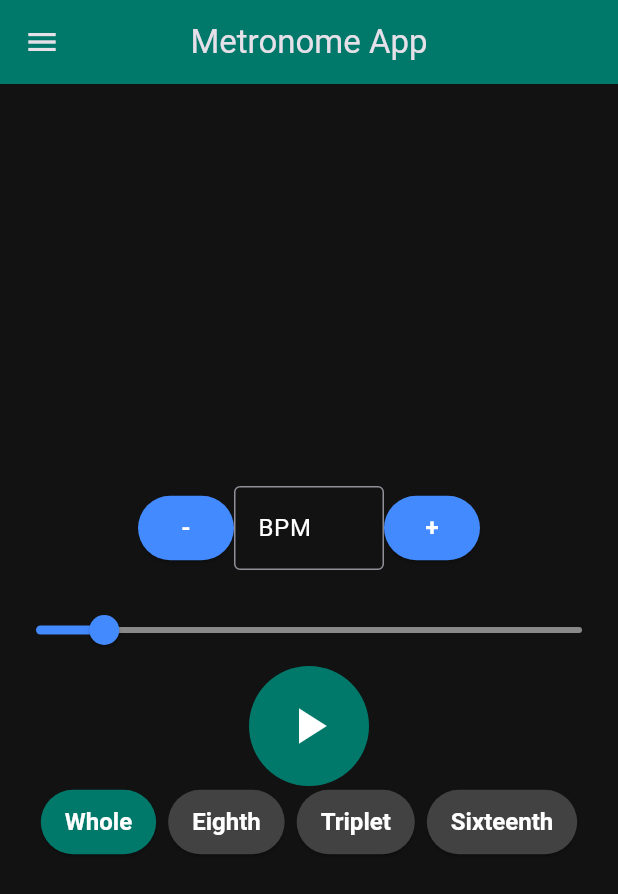
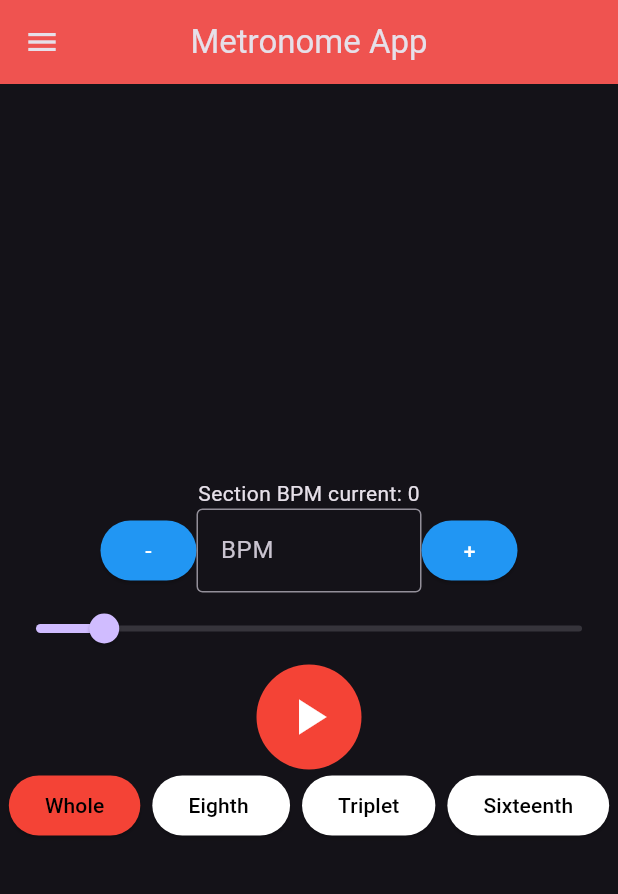
Before and after one commit to AdnanKhaleeli/MetronomeAPP, a Flutter app: the screen it shows after launch, on a phone screen of 412 x 824 dp. Shown: the top 894 px of the screen. Run offline on Flutter 3.47's test engine with Material 3 defaults, Android fonts, the phone set to English and light mode, and no system bars; our stand-ins replace audioplayers; missing offline and left inert: mongo_dart.

Commit message:
Fixed again

```diff
--- a/lib/main.dart
+++ b/lib/main.dart
@@ -43,13 +43,10 @@ class MyApp extends StatelessWidget {
         ),
         elevatedButtonTheme: ElevatedButtonThemeData(
           style: ElevatedButton.styleFrom(
-            backgroundColor: Colors.blueAccent,
+            backgroundColor: Colors.blue,
             foregroundColor: Colors.white,
-            padding: EdgeInsets.symmetric(horizontal: 16.0, vertical: 12.0),
-            textStyle: TextStyle(fontSize: 16, fontWeight: FontWeight.bold),
           ),
         ),
-        scaffoldBackgroundColor: Color(0xFF121212), // Dark background
       ),
       debugShowCheckedModeBanner: false,
     );
@@ -67,6 +64,7 @@ class MetronomeApp extends StatefulWidget {
 class _MetronomeAppState extends State<MetronomeApp> {
   double _bpm = 60;
   final player = AudioPlayer();
+
   Timer? _timer;
   bool playing = false;
   int currentSubdivisions = 1;
@@ -126,8 +124,6 @@ class _MetronomeAppState extends State<MetronomeApp> {
   }
 
   void startMetronome(int subdivisions) {
-    if (playing) return; // Avoid starting if already playing
-
     final double oneBeat = 60 / _bpm;
     final double tickDuration =
         (subdivisions == 1) ? oneBeat : oneBeat / subdivisions;
@@ -152,9 +148,8 @@ class _MetronomeAppState extends State<MetronomeApp> {
     });
   }
 
+  // Stops the metronome
   void stopMetronome() {
-    if (!playing) return; // Avoid stopping if not playing
-
     _timer?.cancel();
     player.stop();
     tickCount = 0;
@@ -172,13 +167,43 @@ class _MetronomeAppState extends State<MetronomeApp> {
     super.dispose();
   }
 
+  void handleSwipe(DragEndDetails details) {
+    if (details.velocity.pixelsPerSecond.dx > 0) {
+      // Swipe to the left, go to the previous section
+      if (_currentSectionIndex > 0) {
+        _pageController.previousPage(
+          duration: Duration(milliseconds: 300),
+          curve: Curves.ease,
+        );
+        setState(() {
+          _currentSectionIndex--;
+          selectedSection = selectedPiece!.sections[_currentSectionIndex];
+          fetchBpmForSection(selectedSection!);
+        });
+      }
+    } else if (details.velocity.pixelsPerSecond.dx < 0) {
+      // Swipe to the right, go to the next section
+      if (_currentSectionIndex < selectedPiece!.sections.length - 1) {
+        _pageController.nextPage(
+          duration: Duration(milliseconds: 300),
+          curve: Curves.ease,
+        );
+        setState(() {
+          _currentSectionIndex++;
+          selectedSection = selectedPiece!.sections[_currentSectionIndex];
+          fetchBpmForSection(selectedSection!);
+        });
+      }
+    }
+  }
+
   @override
   Widget build(BuildContext context) {
     return Scaffold(
       appBar: AppBar(
         title: const Text('Metronome App'),
         centerTitle: true,
-        backgroundColor: Colors.teal[700],
+        backgroundColor: Colors.red[400],
       ),
       drawer: CustomDrawer(
         stopMetronome: stopMetronome,
@@ -188,15 +213,13 @@ class _MetronomeAppState extends State<MetronomeApp> {
         onTap: () {
           FocusScope.of(context).unfocus();
         },
+        onHorizontalDragEnd: handleSwipe,
         behavior: HitTestBehavior.translucent,
         child: Column(
           mainAxisAlignment: MainAxisAlignment.center,
           children: [
-            // Top centered section with Music Piece and Section
             if (widget.user is Student)
-              Padding(
-                padding: const EdgeInsets.symmetric(vertical: 16.0),
-                child: DropdownButton<Piece>(
+              DropdownButton<Piece>(
                 value: selectedPiece,
                 hint: Text('Select a Piece'),
                 items: pieces.map((Piece piece) {
@@ -211,9 +234,6 @@ class _MetronomeAppState extends State<MetronomeApp> {
                     fetchSections(newValue!);
                   });
                 },
-                  style: TextStyle(color: Colors.white),
-                  dropdownColor: Colors.teal[800],
-                ),
               ),
             if (selectedPiece != null && selectedPiece!.sections.isNotEmpty)
               Container(
@@ -243,21 +263,49 @@ class _MetronomeAppState extends State<MetronomeApp> {
                 ),
               ),
             if (goalBpm != null)
-              Padding(
-                padding: const EdgeInsets.all(8.0),
-                child: Text(
+              Text(
                 'Goal BPM: $goalBpm',
                 style: TextStyle(
-                    fontSize: 22,
+                  fontSize: 20,
                   fontWeight: FontWeight.bold,
                   color: Colors.white,
                 ),
               ),
+            if (widget.user is Student && selectedPiece != null)
+              Container(
+                margin: EdgeInsets.all(16.0),
+                child: Center(
+                  child: Row(
+                      mainAxisAlignment: MainAxisAlignment.center,
+                      children: <Widget>[
+                        ElevatedButton(
+                            onPressed: () async {
+                              // _currentSectionIndex
+                              // Student ID
+                              await DatabaseHelper().updateStudentBPM(
+                                  'N/A',
+                                  widget.user!.userId,
+                                  selectedPiece!.pieceId,
+                                  _currentSectionIndex);
+                            },
+                            child: Text('N/A')),
+                        ElevatedButton(
+                            onPressed: () async {
+                              // _currentSectionIndex
+                              // Student ID
+                              await DatabaseHelper().updateStudentBPM(
+                                  _bpm,
+                                  widget.user!.userId,
+                                  selectedPiece!.pieceId,
+                                  _currentSectionIndex);
+                            },
+                            child: Text('Confirm BPM')),
+                      ]),
                 ),
-            // BPM Controls
-            Padding(
-              padding: const EdgeInsets.all(16.0),
-              child: Row(
+              ),
+            if (_currentSectionBpm is int)
+              Text('Section BPM current: $_currentSectionBpm'),
+            Row(
               mainAxisAlignment: MainAxisAlignment.center,
               children: [
                 ElevatedButton(
@@ -274,16 +322,14 @@ class _MetronomeAppState extends State<MetronomeApp> {
                   child: Text("-"),
                 ),
                 SizedBox(
-                    width: 100,
+                  width: 150,
                   child: TextField(
                     controller: _controller,
                     keyboardType: TextInputType.number,
                     decoration: InputDecoration(
                       border: OutlineInputBorder(),
                       labelText: 'BPM',
-                        labelStyle: TextStyle(color: Colors.white),
                     ),
-                      style: TextStyle(color: Colors.white),
                     inputFormatters: [
                       LengthLimitingTextInputFormatter(3),
                       FilteringTextInputFormatter.digitsOnly,
@@ -317,13 +363,10 @@ class _MetronomeAppState extends State<MetronomeApp> {
                 ),
               ],
             ),
-            ),
             Slider(
               min: 40,
               max: 200,
               value: _bpm,
-              activeColor: Colors.blueAccent,
-              inactiveColor: Colors.white.withOpacity(0.5),
               onChanged: (newBPM) {
                 setState(() {
                   _bpm = newBPM;
@@ -333,7 +376,6 @@ class _MetronomeAppState extends State<MetronomeApp> {
                 });
               },
             ),
-            // Metronome Controls (Play/Pause, Subdivisions)
             Row(
               mainAxisAlignment: MainAxisAlignment.center,
               children: [
@@ -346,10 +388,10 @@ class _MetronomeAppState extends State<MetronomeApp> {
                     }
                   },
                   child: Container(
-                    width: 80,
-                    height: 80,
+                    width: 70,
+                    height: 70,
                     decoration: BoxDecoration(
-                      color: Colors.teal[700],
+                      color: Colors.red,
                       shape: BoxShape.circle,
                     ),
                     child: Center(
@@ -369,9 +411,9 @@ class _MetronomeAppState extends State<MetronomeApp> {
                 ElevatedButton(
                   style: ElevatedButton.styleFrom(
                       backgroundColor: selectedSubdivisionIndex == 0
-                          ? Colors.teal[700]
-                          : Colors.grey[800],
-                      foregroundColor: Colors.white),
+                          ? Colors.red
+                          : Colors.white,
+                      foregroundColor: Colors.black),
                   onPressed: () {
                     setState(() {
                       selectedSubdivisionIndex = 0;
@@ -386,9 +428,9 @@ class _MetronomeAppState extends State<MetronomeApp> {
                 ElevatedButton(
                   style: ElevatedButton.styleFrom(
                       backgroundColor: selectedSubdivisionIndex == 1
-                          ? Colors.teal[700]
-                          : Colors.grey[800],
-                      foregroundColor: Colors.white),
+                          ? Colors.red
+                          : Colors.white,
+                      foregroundColor: Colors.black),
                   onPressed: () {
                     setState(() {
                       selectedSubdivisionIndex = 1;
@@ -397,15 +439,15 @@ class _MetronomeAppState extends State<MetronomeApp> {
                       startMetronome(currentSubdivisions);
                     });
                   },
-                  child: Text('Eighth'),
+                  child: Text('Eighth '),
                 ),
                 SizedBox(width: 8),
                 ElevatedButton(
                   style: ElevatedButton.styleFrom(
                       backgroundColor: selectedSubdivisionIndex == 2
-                          ? Colors.teal[700]
-                          : Colors.grey[800],
-                      foregroundColor: Colors.white),
+                          ? Colors.red
+                          : Colors.white,
+                      foregroundColor: Colors.black),
                   onPressed: () {
                     setState(() {
                       selectedSubdivisionIndex = 2;
@@ -420,9 +462,9 @@ class _MetronomeAppState extends State<MetronomeApp> {
                 ElevatedButton(
                   style: ElevatedButton.styleFrom(
                       backgroundColor: selectedSubdivisionIndex == 3
-                          ? Colors.teal[700]
-                          : Colors.grey[800],
-                      foregroundColor: Colors.white),
+                          ? Colors.red
+                          : Colors.white,
+                      foregroundColor: Colors.black),
                   onPressed: () {
                     setState(() {
                       selectedSubdivisionIndex = 3;
```
Also changed, not shown: lib/conductorScreens/music.dart (+18 -7 lines). Lines whose indentation alone changed are shown as unchanged.
